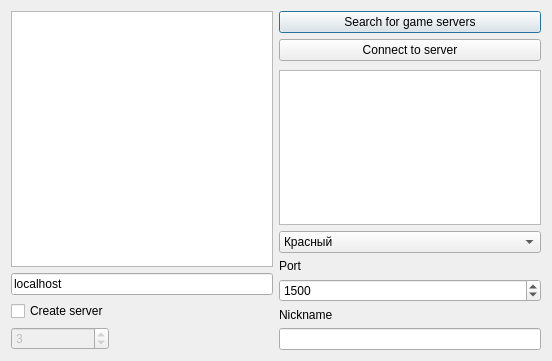
Above: optionsDialog.ui from Anna-Sent/qblokus before the change. Below: the same form after it.
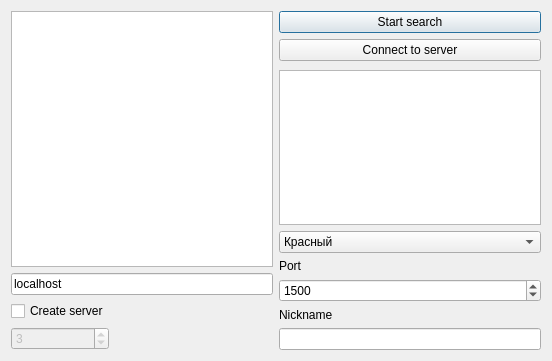
That is the form after the change.

Commit message: some bugs in sockets fixed, need to correct servers list

Patch:
```diff
--- a/optionsDialog.ui
+++ b/optionsDialog.ui
@@ -95,7 +95,7 @@
          <item row="0" column="0" >
           <widget class="QPushButton" name="pbSearch" >
            <property name="text" >
-            <string>Search for game servers</string>
+            <string>Start search</string>
            </property>
           </widget>
          </item>
```
The commit also changes 5 other files.
